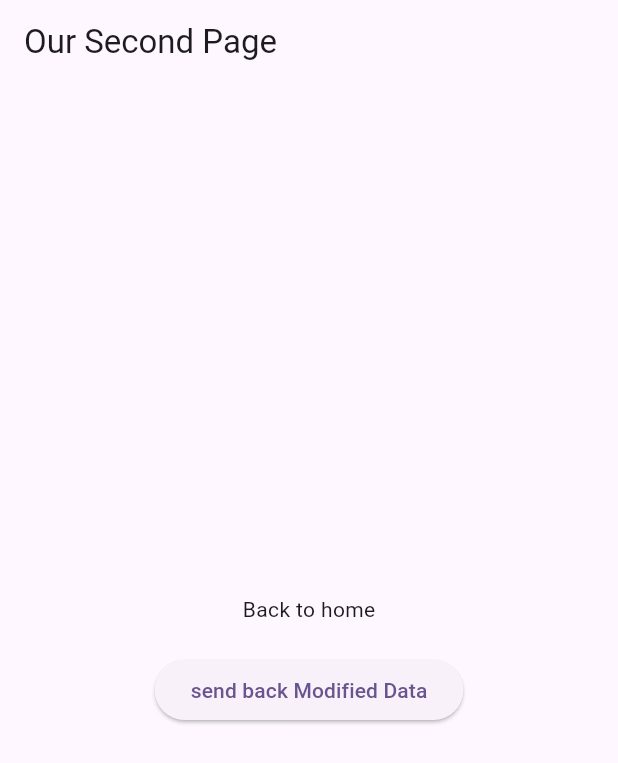
After one commit to mesailesh7/Flutter, a Flutter app: the SecondPage screen opened directly, on a phone screen of 412 x 824 dp. The commit adds this screen. Shown: the top 763 px of the screen. Run offline on Flutter 3.47's test engine with Material 3 defaults, Android fonts, the phone set to English and light mode, and no system bars.

Commit message:
Navigation Route

```diff
--- /dev/null
+++ b/navigation_route/lib/details_page.dart
@@ -0,0 +1,30 @@
+import 'package:flutter/material.dart';
+import 'routes.dart';
+
+class DetailsPage extends StatelessWidget {
+  const DetailsPage({super.key});
+
+  @override
+  Widget build(BuildContext context) {
+    final String data = ModalRoute.of(context)!.settings.arguments as String;
+
+    return Scaffold(
+      appBar: AppBar(title: const Text('Details Page')),
+      body: Center(
+        child: Column(
+          mainAxisAlignment: MainAxisAlignment.center,
+          children: [
+            Text("Received: $data"),
+            const SizedBox(height: 20),
+            ElevatedButton(
+              onPressed: () {
+                Navigator.pop(context, "Modified $data");
+              },
+              child: const Text("send back Modified Data"),
+            ),
+          ],
+        ),
+      ),
+    );
+  }
+}
--- /dev/null
+++ b/navigation_route/lib/main.dart
@@ -0,0 +1,27 @@
+import 'package:flutter/material.dart';
+import 'routes.dart';
+import 'home_page.dart';
+import 'second_page.dart';
+import 'details_page.dart';
+
+void main() {
+  runApp(const MyApp());
+}
+
+class MyApp extends StatelessWidget {
+  const MyApp({super.key});
+
+  @override
+  Widget build(BuildContext context) {
+    return MaterialApp(
+      debugShowCheckedModeBanner: false,
+      title: 'Flutter Navigation Demo',
+      routes: {
+        AppRoutes.home: (context) => const HomePage(),
+        AppRoutes.second: (context) => const SecondPage(),
+        AppRoutes.details: (context) => const DetailsPage(),
+      },
+      initialRoute: AppRoutes.home,
+    );
+  }
+}
--- /dev/null
+++ b/navigation_route/lib/routes.dart
@@ -0,0 +1,5 @@
+class AppRoutes {
+  static const home = '/';
+  static const second = '/second';
+  static const details = '/details';
+}
--- /dev/null
+++ b/navigation_route/lib/second_page.dart
@@ -0,0 +1,29 @@
+import 'package:flutter/material.dart';
+import 'routes.dart';
+
+class SecondPage extends StatelessWidget {
+  const SecondPage({super.key});
+
+  @override
+  Widget build(BuildContext context) {
+    // TODO: implement build
+    return Scaffold(
+      appBar: AppBar(title: const Text("Our Second Page")),
+      body: Center(
+        child: Column(
+          mainAxisAlignment: MainAxisAlignment.center,
+          children: [
+            Text("Back to home"),
+            const SizedBox(height: 20),
+            ElevatedButton(
+              onPressed: () {
+                Navigator.pop(context);
+              },
+              child: const Text("send back Modified Data"),
+            ),
+          ],
+        ),
+      ),
+    );
+  }
+}
--- a/neatroots_myapp/lib/main.dart
+++ b/neatroots_myapp/lib/main.dart
@@ -80,8 +80,8 @@ class _MyHomePageState extends State<MyHomePage> {
         // TRY THIS: Try changing the color here to a specific color (to
         // Colors.amber, perhaps?) and trigger a hot reload to see the AppBar
         // change color while the other colors stay the same.
+        // Here we take the value from the MyHomePage object that was created by
         backgroundColor: Theme.of(context).colorScheme.inversePrimary,
-        // Here we take the value from the MyHomePage object that was created by
         // the App.build method, and use it to set our appbar title.
         title: Text(widget.title),
       ),
```
Also changed, not shown: navigation_route/analysis_options.yaml (added, +28 -0 lines), navigation_route/lib/home_page.dart (added, +40 -0 lines), navigation_route/pubspec.yaml (added, +89 -0 lines), navigation_route/pubspec.lock (added), 125 other files.
